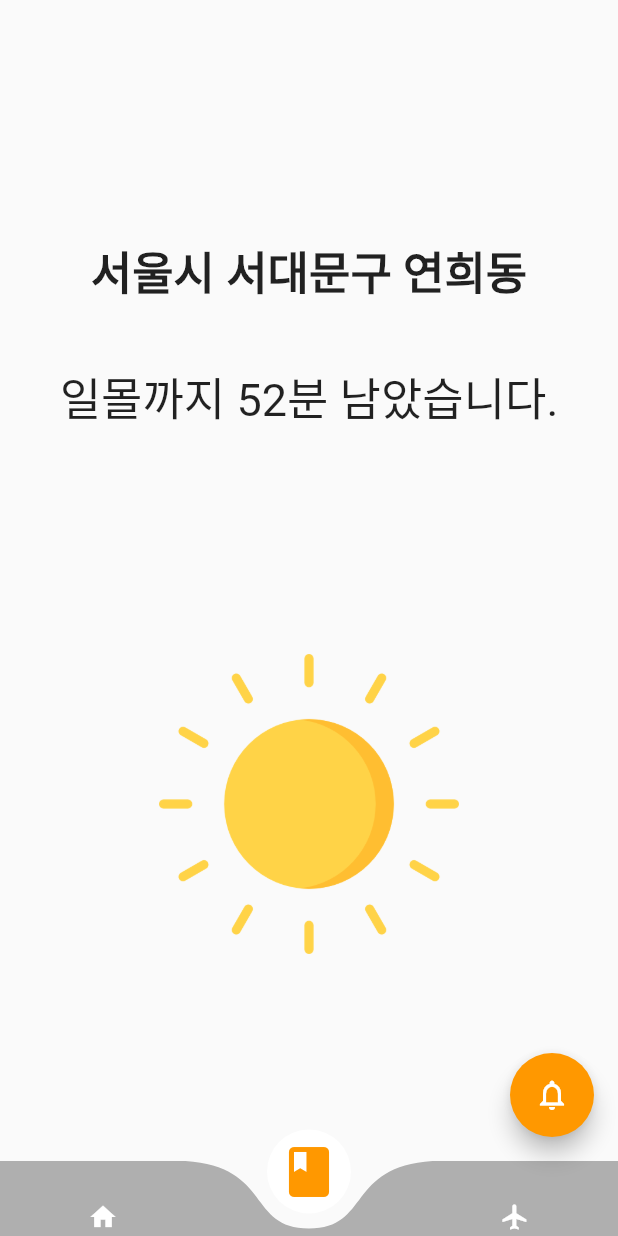
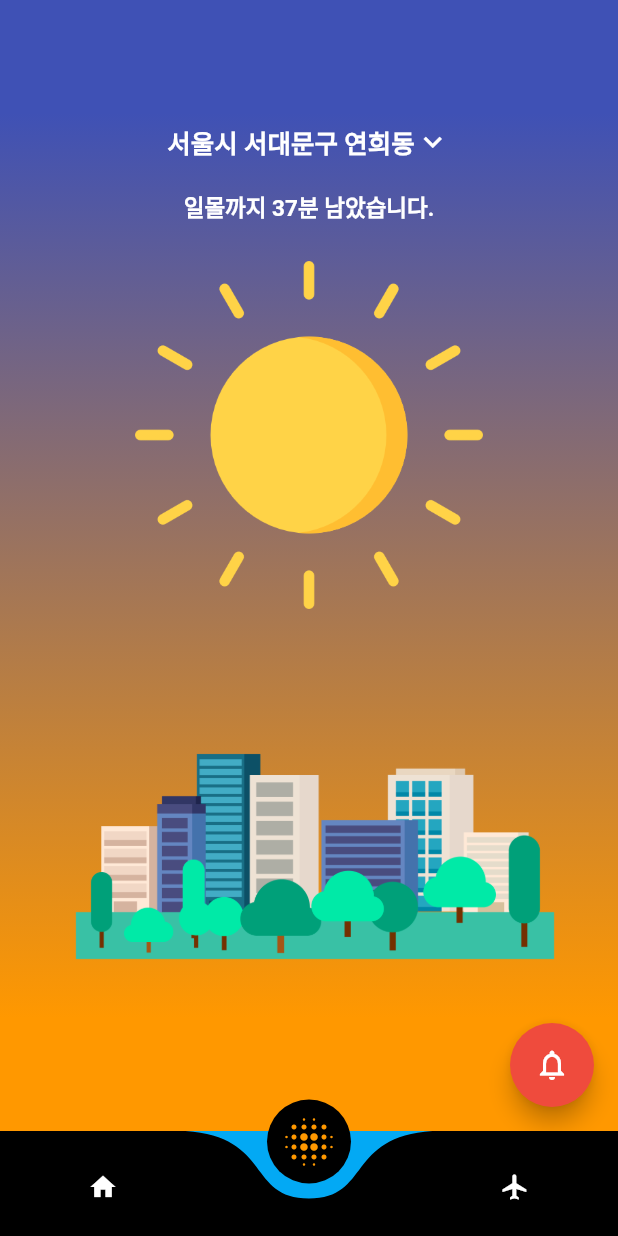
Before and after one commit to sonagidevelop/flutter_exercise, a Flutter app: the screen it shows after launch, on a phone screen of 412 x 824 dp. Run offline on Flutter 3.47's test engine with Material 2 defaults, Android fonts, the phone set to English and light mode, and no system bars; drawn by our look-alikes of curved_navigation_bar.

Commit message:
오전공부
ㅇㅗ전 공부

```diff
--- a/lib/main.dart
+++ b/lib/main.dart
@@ -56,10 +56,10 @@ class _MyStatefulWidgetState extends State<MyStatefulWidget> {
   CurvedNavigationBar buildCurvedNavigationBar() {
     return CurvedNavigationBar(
       index: 1,
-      height: 50,
-      backgroundColor: Colors.transparent,
-      buttonBackgroundColor: Colors.white,
-      color: Colors.black.withOpacity(0.3),
+      height: 70,
+      backgroundColor: Colors.lightBlue,
+      buttonBackgroundColor: Colors.black,
+      color: Colors.black,
       animationDuration: const Duration(milliseconds: 150),
       animationCurve: Curves.easeInOutQuart,
       onTap: (index) {
@@ -71,7 +71,7 @@ class _MyStatefulWidgetState extends State<MyStatefulWidget> {
         Icon(Icons.home,
             size: (_selectedIndex == 0) ? 33 : 20,
             color: (_selectedIndex == 0) ? Colors.orange : Colors.white),
-        Icon(Icons.book,
+        Icon(Icons.blur_on,
             size: (_selectedIndex == 1) ? 40 : 20,
             color: (_selectedIndex == 1) ? Colors.orange : Colors.white),
         Icon(Icons.flight,
@@ -88,38 +88,81 @@ Widget home() {
       floatingActionButton: FloatingActionButton(
         onPressed: _gotoSetting,
         child: const Icon(Icons.notifications_none),
-        backgroundColor: Colors.orange,
+        backgroundColor: Color(0xffef4b3d),
       ),
-      body: Row(
-        mainAxisAlignment: MainAxisAlignment.center,
-        children: [
-          Column(
-            crossAxisAlignment: CrossAxisAlignment.center,
-            mainAxisAlignment: MainAxisAlignment.center,
+      body: Container(
+          decoration: BoxDecoration(
+              gradient: LinearGradient(
+                  begin: Alignment.topCenter,
+                  end: Alignment.bottomCenter,
+                  stops: [
+                0.1,
+                0.9
+              ],
+                  colors: [
+                Colors.indigo,
+                Colors.orange,
+              ])),
+          child: Column(
             children: [
-              Padding(
-                  padding: EdgeInsets.fromLTRB(20, 20, 20, 20),
-                  child: Text(
-                    "서울시 서대문구 연희동",
-                    style: TextStyle(fontSize: 30, fontWeight: FontWeight.bold),
-                  )),
-              Padding(
-                padding: EdgeInsets.fromLTRB(20, 20, 20, 150),
-                child: Text("일몰까지 52분 남았습니다.", style: TextStyle(fontSize: 30)),
+              Expanded(
+                child: Container(
+                  child: Column(
+                    mainAxisAlignment: MainAxisAlignment.end,
+                    children: [
+                      Container(
+                        child: Row(
+                          mainAxisAlignment: MainAxisAlignment.center,
+                          children: [
+                            Text(
+                              "서울시 서대문구 연희동",
+                              style: TextStyle(
+                                  fontWeight: FontWeight.bold,
+                                  fontSize: 17,
+                                  color: Colors.white),
+                            ),
+                            Icon(Icons.expand_more, color: Colors.white)
+                          ],
+                        ),
+                        padding: EdgeInsets.fromLTRB(0, 0, 0, 20),
+                      ),
+                      Container(
+                        child: Text(
+                          "일몰까지 37분 남았습니다.",
+                          style: TextStyle(
+                              fontSize: 15,
+                              fontWeight: FontWeight.bold,
+                              color: Colors.white),
+                        ),
+                        padding: EdgeInsets.fromLTRB(0, 0, 0, 25),
+                      )
+
+                      // Text(
+                      //   "일몰까지 37분 남았습니다.",
+                      //   style: TextStyle(fontSize: 15, fontWeight: FontWeight.bold),
+                      // ),
+                    ],
+                  ),
+                ),
+                flex: 3,
               ),
-              // Text("서울시 서대문구 연희동"),
-              // Text("일몰까지 52분 남았습니다."),
-              Image.asset(
-                "assets/sun.png",
-                width: 200,
-                height: 200,
+              Expanded(
+                child: Container(
+                    child: Image(
+                        image: AssetImage('assets/sun.png'), fit: BoxFit.fill)),
+                flex: 4,
+              ),
+              Expanded(
+                child: Container(
+                  child: Image(
+                    image: AssetImage('assets/city_view.png'),
+                    fit: BoxFit.fitHeight,
+                  ),
+                ),
+                flex: 6,
               )
             ],
-          ),
-          // Text("1"),
-          // Text("2"),
-        ],
-      ));
+          )));
 }
 
 Widget backgroundExercise() {
--- a/pubspec.yaml
+++ b/pubspec.yaml
@@ -40,7 +40,7 @@ dev_dependencies:
 # The following section is specific to Flutter.
 flutter:
   assets:
-    - assets/sun.png
+    - assets/
   # The following line ensures that the Material Icons font is
   # included with your application, so that you can use the icons in
   # the material Icons class.
```
Also changed, not shown: assets/city_view.png (added), assets/—Pngtree—free vector city skyline_4360364.png (added).
